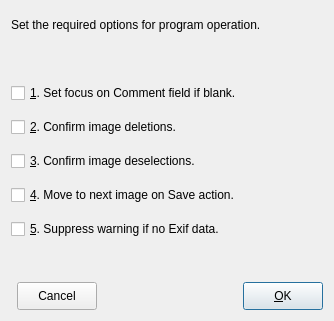
This is frm/pdoptions.ui in johcarsmi/picdok as Qt 5 draws it before an edit. The edited form follows.
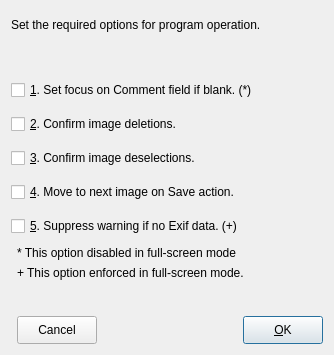
This is the edited form.

Commit message: Stopped a couple of options from working when in full-screen mode. Initial changes to add a screen to be able to select an image from a page of thumbnails of a directory.

Diff of the .ui file:
```diff
--- a/frm/pdoptions.ui
+++ b/frm/pdoptions.ui
@@ -13,7 +13,7 @@
     <x>0</x>
     <y>0</y>
     <width>334</width>
-    <height>321</height>
+    <height>355</height>
    </rect>
   </property>
   <property name="sizePolicy">
@@ -72,7 +72,7 @@
         </size>
        </property>
        <property name="text">
-        <string>&amp;1. Set focus on Comment field if blank.</string>
+        <string>&amp;1. Set focus on Comment field if blank. (*)</string>
        </property>
       </widget>
      </item>
@@ -124,26 +124,13 @@
         </size>
        </property>
        <property name="text">
-        <string>&amp;5. Suppress warning if no Exif data.</string>
+        <string>&amp;5. Suppress warning if no Exif data. (+)</string>
        </property>
       </widget>
      </item>
     </layout>
    </item>
-   <item row="3" column="1">
-    <spacer name="verticalSpacer">
-     <property name="orientation">
-      <enum>Qt::Vertical</enum>
-     </property>
-     <property name="sizeHint" stdset="0">
-      <size>
-       <width>20</width>
-       <height>22</height>
-      </size>
-     </property>
-    </spacer>
-   </item>
-   <item row="4" column="1">
+   <item row="6" column="1">
     <layout class="QHBoxLayout" name="horizontalLayout">
      <property name="sizeConstraint">
       <enum>QLayout::SetDefaultConstraint</enum>
@@ -198,6 +185,33 @@
      </item>
     </layout>
    </item>
+   <item row="3" column="1">
+    <widget class="QLabel" name="label">
+     <property name="text">
+      <string>* This option disabled in full-screen mode</string>
+     </property>
+    </widget>
+   </item>
+   <item row="4" column="1">
+    <widget class="QLabel" name="label_2">
+     <property name="text">
+      <string>+ This option enforced in full-screen mode.</string>
+     </property>
+    </widget>
+   </item>
+   <item row="5" column="1">
+    <spacer name="verticalSpacer">
+     <property name="orientation">
+      <enum>Qt::Vertical</enum>
+     </property>
+     <property name="sizeHint" stdset="0">
+      <size>
+       <width>20</width>
+       <height>22</height>
+      </size>
+     </property>
+    </spacer>
+   </item>
   </layout>
  </widget>
  <tabstops>
```
The commit also changes 8 other files.
